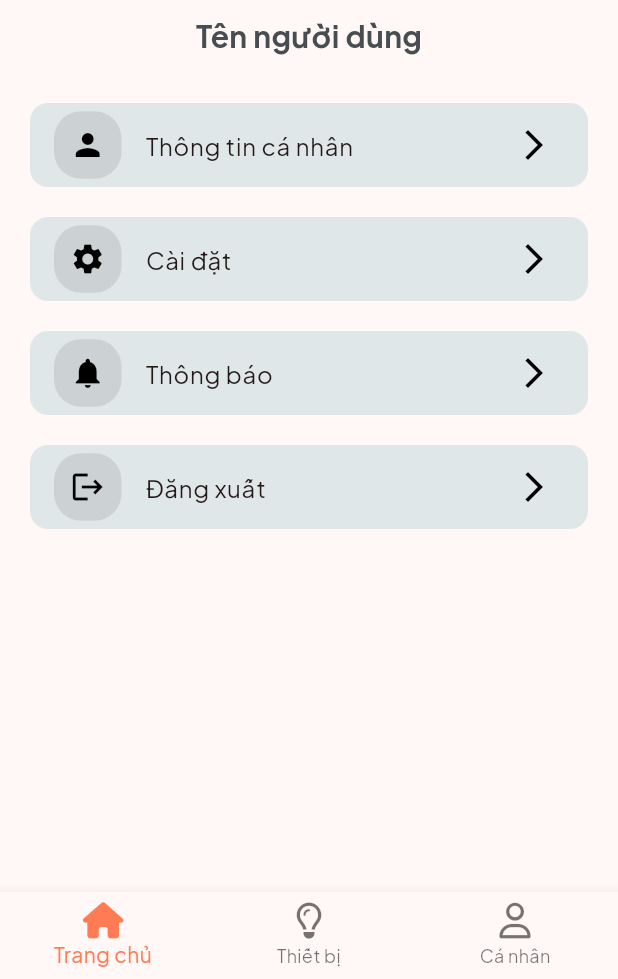
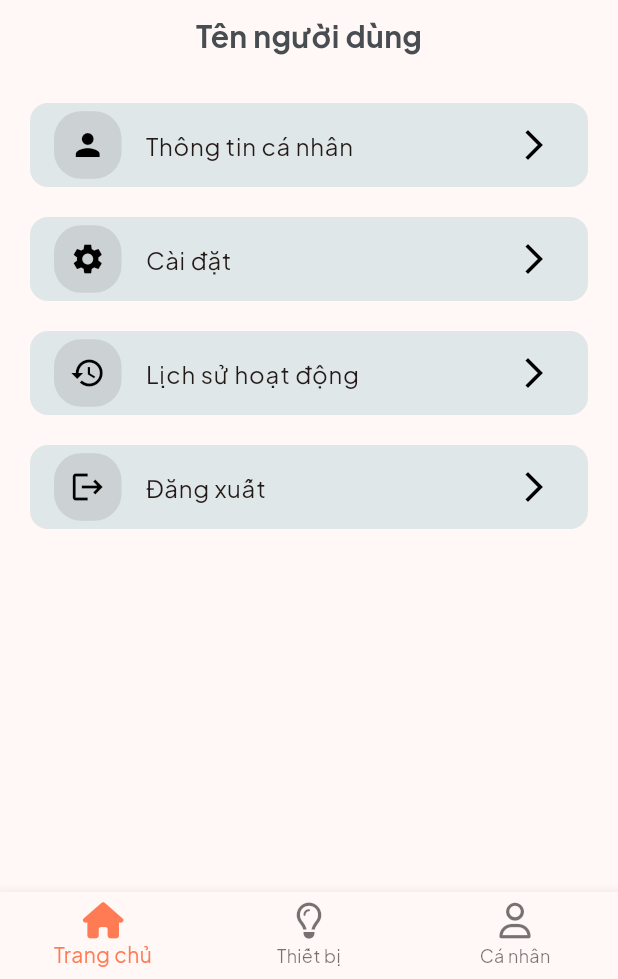
Before and after one commit to doanvanquoc/iot_app, a Flutter app: the UserScreen screen opened directly, on a phone screen of 412 x 824 dp, the part 257-1236 px from its top. Run offline on Flutter 3.47's test engine with Material 2 defaults, Android fonts, the phone set to English and light mode, and no system bars; our stand-ins replace cached_network_image, cloud_firestore, custom_sliding_segmented_control, dropdown_button2, firebase_auth, firebase_core and 9 more; accounts and stored records are empty.

Commit message:
sửa title

```diff
--- a/lib/views/user/notification_screen.dart
+++ b/lib/views/user/notification_screen.dart
@@ -16,7 +16,7 @@ class NotificationScreen extends StatelessWidget {
         surfaceTintColor: Colors.transparent,
         centerTitle: true,
         title: const Text(
-          "Thông báo",
+          "Lịch sử hoạt động",
           style: AppStyle.appBarText,
         ),
       ),
--- a/lib/views/user/user_screen.dart
+++ b/lib/views/user/user_screen.dart
@@ -94,8 +94,8 @@ class UserScreen extends StatelessWidget {
                 onTap: () {},
               ),
               ColorTitle(
-                icon: Icons.notifications,
-                text: "Thông báo",
+                icon: Icons.history,
+                text: "Lịch sử hoạt động",
                 onTap: () {
                   Navigator.push(
                     context,
```
